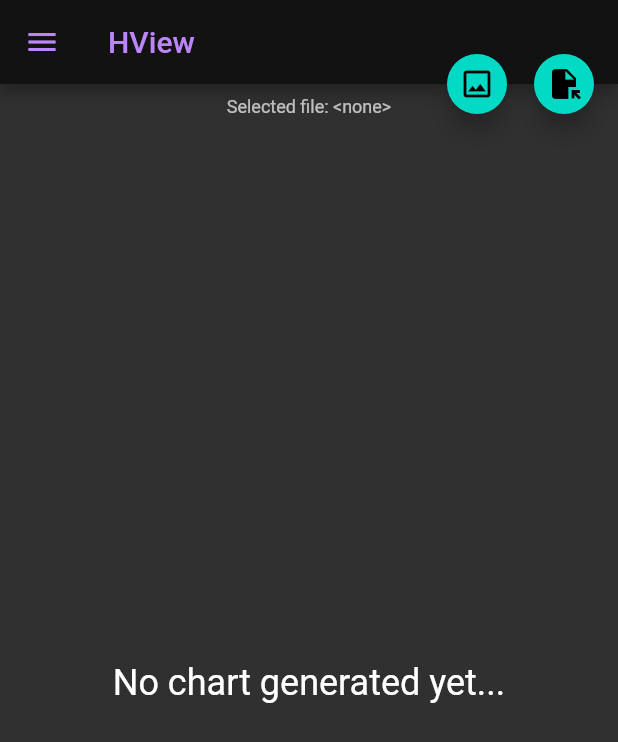
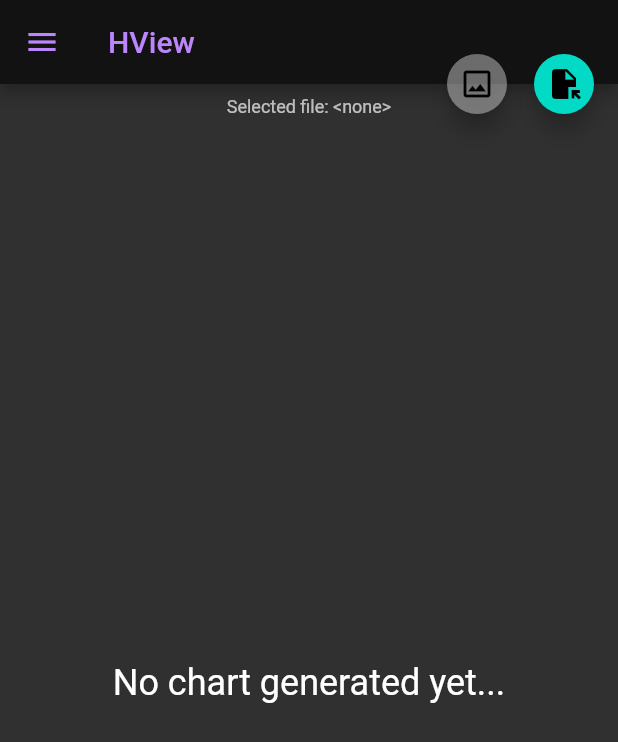
Before and after one commit to renatoathaydes/h_view, a Flutter app: the screen it shows after launch, on a phone screen of 412 x 824 dp. Shown: the top 742 px of the screen. Run offline on Flutter 3.47's test engine with Material 2 defaults, Android fonts, the phone set to English and light mode, and no system bars; our stand-ins replace file, file_picker, syncfusion_flutter_charts; missing offline and left inert: dart:html.

Commit message:
Disable export image button if no chart can be exported.

```diff
--- a/lib/main.dart
+++ b/lib/main.dart
@@ -135,9 +135,6 @@ class _MyHomePageState extends State<MyHomePage> {
   Widget build(BuildContext context) {
     final loading = _loadState != LoadState.none;
     final theme = Theme.of(context);
-    final buttonColor = loading
-        ? theme.disabledColor
-        : theme.floatingActionButtonTheme.foregroundColor;
 
     return Scaffold(
       appBar: AppBar(
@@ -165,12 +162,20 @@ class _MyHomePageState extends State<MyHomePage> {
       floatingActionButtonLocation: FloatingActionButtonLocation.miniEndTop,
       floatingActionButton: menuButtons(
         [
-          button('Export image', const Icon(Icons.image_outlined),
-              _histogram == null ? null : () => _exportImage(context),
-              backgroundColor: buttonColor),
+          button(
+              'Export image',
+              const Icon(Icons.image_outlined),
+              _histogram == null || loading
+                  ? null
+                  : () => _exportImage(context),
+              backgroundColor: _histogram == null || loading
+                  ? theme.disabledColor
+                  : theme.floatingActionButtonTheme.foregroundColor),
           button('Pick a file', const Icon(Icons.file_open),
               loading ? null : _pickFile,
-              backgroundColor: buttonColor),
+              backgroundColor: loading
+                  ? theme.disabledColor
+                  : theme.floatingActionButtonTheme.foregroundColor),
         ],
       ),
     );
```
